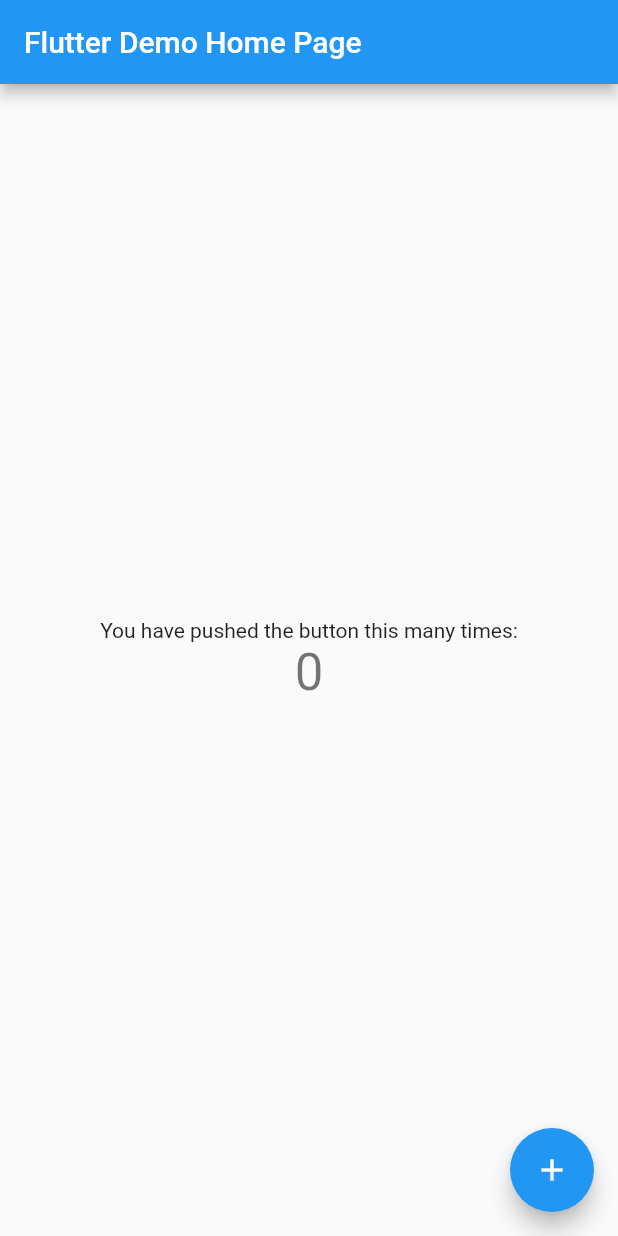
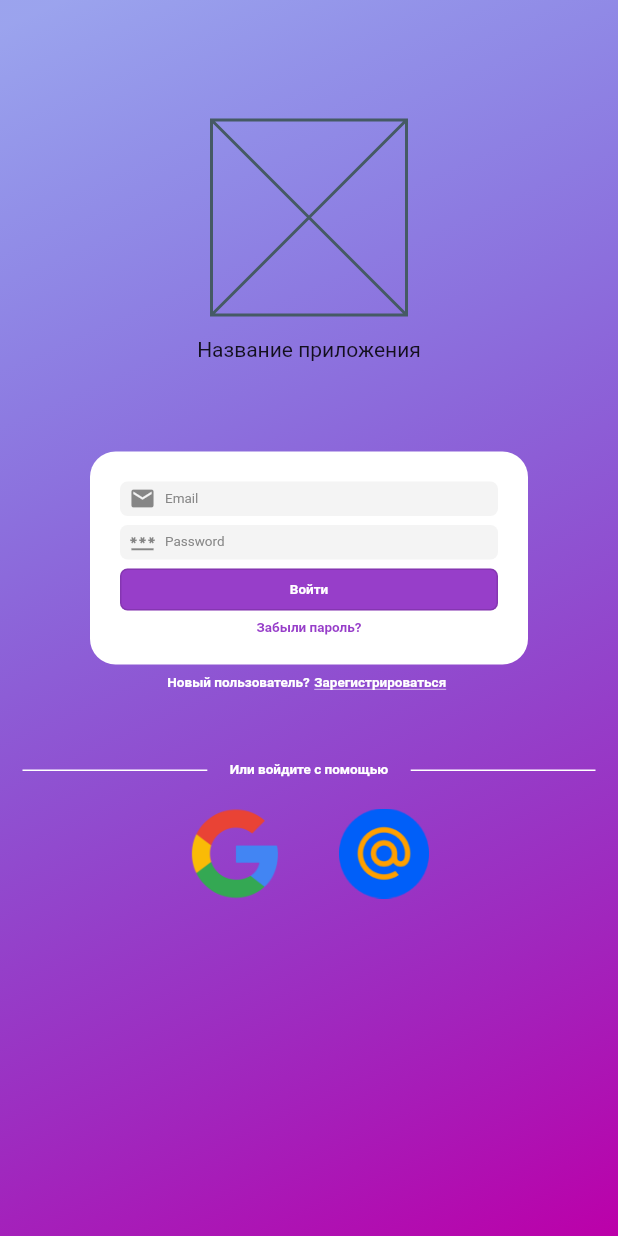
Before and after one commit to BorisBredikhin/polznak, a Flutter app: the screen it shows after launch, on a phone screen of 412 x 824 dp. Run offline on Flutter 3.47's test engine with Material 2 defaults, Android fonts, the phone set to English and light mode, and no system bars.

Commit message:
Mobile_client main and auth widget have been created

```diff
--- a/mobile_client/lib/main.dart
+++ b/mobile_client/lib/main.dart
@@ -1,113 +1,25 @@
 import 'package:flutter/material.dart';
+import 'package:mobile_client/widgets/auth/auth_widget.dart';
 
 void main() {
-  runApp(MyApp());
+  runApp(const MyApp());
 }
 
 class MyApp extends StatelessWidget {
+  const MyApp({Key? key}) : super(key: key);
+
   // This widget is the root of your application.
   @override
   Widget build(BuildContext context) {
     return MaterialApp(
       title: 'Flutter Demo',
       theme: ThemeData(
-        // This is the theme of your application.
-        //
-        // Try running your application with "flutter run". You'll see the
-        // application has a blue toolbar. Then, without quitting the app, try
-        // changing the primarySwatch below to Colors.green and then invoke
-        // "hot reload" (press "r" in the console where you ran "flutter run",
-        // or simply save your changes to "hot reload" in a Flutter IDE).
-        // Notice that the counter didn't reset back to zero; the application
-        // is not restarted.
         primarySwatch: Colors.blue,
       ),
-      home: MyHomePage(title: 'Flutter Demo Home Page'),
+      routes: {
+        '/auth': (context) => const AuthWidget(),
+      },
+      initialRoute: '/auth',
     );
   }
 }
-
-class MyHomePage extends StatefulWidget {
-  MyHomePage({Key? key, required this.title}) : super(key: key);
-
-  // This widget is the home page of your application. It is stateful, meaning
-  // that it has a State object (defined below) that contains fields that affect
-  // how it looks.
-
-  // This class is the configuration for the state. It holds the values (in this
-  // case the title) provided by the parent (in this case the App widget) and
-  // used by the build method of the State. Fields in a Widget subclass are
-  // always marked "final".
-
-  final String title;
-
-  @override
-  _MyHomePageState createState() => _MyHomePageState();
-}
-
-class _MyHomePageState extends State<MyHomePage> {
-  int _counter = 0;
-
-  void _incrementCounter() {
-    setState(() {
-      // This call to setState tells the Flutter framework that something has
-      // changed in this State, which causes it to rerun the build method below
-      // so that the display can reflect the updated values. If we changed
-      // _counter without calling setState(), then the build method would not be
-      // called again, and so nothing would appear to happen.
-      _counter++;
-    });
-  }
-
-  @override
-  Widget build(BuildContext context) {
-    // This method is rerun every time setState is called, for instance as done
-    // by the _incrementCounter method above.
-    //
-    // The Flutter framework has been optimized to make rerunning build methods
-    // fast, so that you can just rebuild anything that needs updating rather
-    // than having to individually change instances of widgets.
-    return Scaffold(
-      appBar: AppBar(
-        // Here we take the value from the MyHomePage object that was created by
-        // the App.build method, and use it to set our appbar title.
-        title: Text(widget.title),
-      ),
-      body: Center(
-        // Center is a layout widget. It takes a single child and positions it
-        // in the middle of the parent.
-        child: Column(
-          // Column is also a layout widget. It takes a list of children and
-          // arranges them vertically. By default, it sizes itself to fit its
-          // children horizontally, and tries to be as tall as its parent.
-          //
-          // Invoke "debug painting" (press "p" in the console, choose the
-          // "Toggle Debug Paint" action from the Flutter Inspector in Android
-          // Studio, or the "Toggle Debug Paint" command in Visual Studio Code)
-          // to see the wireframe for each widget.
-          //
-          // Column has various properties to control how it sizes itself and
-          // how it positions its children. Here we use mainAxisAlignment to
-          // center the children vertically; the main axis here is the vertical
-          // axis because Columns are vertical (the cross axis would be
-          // horizontal).
-          mainAxisAlignment: MainAxisAlignment.center,
-          children: <Widget>[
-            Text(
-              'You have pushed the button this many times:',
-            ),
-            Text(
-              '$_counter',
-              style: Theme.of(context).textTheme.headline4,
-            ),
-          ],
-        ),
-      ),
-      floatingActionButton: FloatingActionButton(
-        onPressed: _incrementCounter,
-        tooltip: 'Increment',
-        child: Icon(Icons.add),
-      ), // This trailing comma makes auto-formatting nicer for build methods.
-    );
-  }
-}
--- /dev/null
+++ b/mobile_client/lib/resources/app_images.dart
@@ -0,0 +1,8 @@
+part of 'resources.dart';
+
+class AppImages {
+  AppImages._();
+
+  static const String googleIcon = 'images/google_icon.png';
+  static const String mailRuLogo = 'images/mail_ru_logo.png';
+}
--- /dev/null
+++ b/mobile_client/lib/resources/resources.dart
@@ -0,0 +1 @@
+part 'app_images.dart';
--- /dev/null
+++ b/mobile_client/lib/widgets/auth/auth_form_widget.dart
@@ -0,0 +1,167 @@
+import 'package:flutter/material.dart';
+
+class FormWidget extends StatefulWidget {
+  const FormWidget({Key? key}) : super(key: key);
+
+  @override
+  _FormWidgetState createState() => _FormWidgetState();
+}
+
+class _FormWidgetState extends State<FormWidget> {
+  final _mailTextController = TextEditingController();
+  final _passwordTextController = TextEditingController();
+
+  void _auth() {
+    final mail = _mailTextController.text;
+    final password = _passwordTextController.text;
+    print(mail + password);
+    // setState(() {});
+  }
+
+  @override
+  Widget build(BuildContext context) {
+    return Padding(
+      padding: const EdgeInsets.symmetric(horizontal: 60),
+      child: DecoratedBox(
+        decoration: BoxDecoration(
+          color: Colors.white,
+          borderRadius: BorderRadius.circular(17),
+        ),
+        child: Padding(
+          padding: const EdgeInsets.all(20.0),
+          child: Column(
+            children: [
+              _InputTextField(
+                prefixIcon: const Icon(Icons.mail),
+                hintText: 'Email',
+                isObscured: false,
+                controller: _mailTextController,
+              ),
+              const SizedBox(height: 6),
+              _InputTextField(
+                prefixIcon: const Icon(Icons.password),
+                hintText: 'Password',
+                isObscured: true,
+                controller: _passwordTextController,
+              ),
+              const SizedBox(height: 6),
+              SizedBox(
+                height: 28,
+                child: OutlinedButton(
+                  onPressed: _auth,
+                  child: Row(
+                    mainAxisAlignment: MainAxisAlignment.center,
+                    children: const [
+                      Text(
+                        'Войти',
+                        style: TextStyle(
+                          color: Colors.white,
+                          fontSize: 9,
+                          fontWeight: FontWeight.w700,
+                        ),
+                      ),
+                    ],
+                  ),
+                  style: ButtonStyle(
+                    backgroundColor: MaterialStateProperty.all(
+                      const Color.fromRGBO(151, 62, 201, 1),
+                    ),
+                    shape: MaterialStateProperty.all(RoundedRectangleBorder(
+                      borderRadius: BorderRadius.circular(5),
+                    )),
+                    padding: MaterialStateProperty.all(
+                      const EdgeInsets.symmetric(vertical: 9),
+                    ),
+                  ),
+                ),
+              ),
+              const SizedBox(height: 6),
+              SizedBox(
+                height: 10,
+                child: TextButton(
+                  onPressed: () {},
+                  child: const Text(
+                    'Забыли пароль?',
+                    style: TextStyle(
+                      color: Color.fromRGBO(151, 62, 201, 1),
+                      fontSize: 9,
+                      fontWeight: FontWeight.w700,
+                    ),
+                  ),
+                  style: ButtonStyle(
+                    shape: MaterialStateProperty.all(RoundedRectangleBorder(
+                      borderRadius: BorderRadius.circular(5),
+                    )),
+                    padding: MaterialStateProperty.all(
+                      const EdgeInsets.symmetric(vertical: 0),
+                    ),
+                    splashFactory: NoSplash.splashFactory,
+                  ),
+                ),
+              ),
+            ],
+          ),
+        ),
+      ),
+    );
+  }
+}
+
+class _InputTextField extends StatelessWidget {
+  final Icon prefixIcon;
+  final String hintText;
+  final bool isObscured;
+  final TextEditingController controller;
+  const _InputTextField({
+    Key? key,
+    required this.prefixIcon,
+    required this.hintText,
+    required this.isObscured,
+    required this.controller,
+  }) : super(key: key);
+
+  @override
+  Widget build(BuildContext context) {
+    return TextField(
+      controller: controller,
+      style: const TextStyle(
+        fontSize: 9,
+        color: Colors.black,
+      ),
+      decoration: InputDecoration(
+        isDense: true,
+        contentPadding: const EdgeInsets.all(6),
+        hintText: hintText,
+        hintStyle: const TextStyle(
+          fontSize: 9,
+          color: Color.fromRGBO(136, 136, 136, 1),
+        ),
+        prefixIcon: Padding(
+          padding: const EdgeInsets.symmetric(horizontal: 6),
+          child: prefixIcon,
+        ),
+        prefixIconConstraints: const BoxConstraints(
+          minWidth: 0,
+          minHeight: 0,
+        ),
+        filled: true,
+        fillColor: const Color.fromRGBO(244, 244, 244, 1),
+        enabledBorder: OutlineInputBorder(
+          borderSide: const BorderSide(
+            style: BorderStyle.none,
+          ),
+          borderRadius: BorderRadius.circular(5),
+        ),
+      ),
+      keyboardType: TextInputType.emailAddress,
+      textInputAction: TextInputAction.next,
+      obscureText: isObscured,
+      toolbarOptions: const ToolbarOptions(
+        copy: true,
+        cut: true,
+        paste: true,
+        selectAll: true,
+      ),
+    );
+  }
+}
--- /dev/null
+++ b/mobile_client/lib/widgets/auth/auth_widget.dart
@@ -0,0 +1,170 @@
+import 'package:flutter/material.dart';
+import 'package:mobile_client/resources/resources.dart';
+import 'package:mobile_client/widgets/auth/auth_form_widget.dart';
+
+class AuthWidget extends StatelessWidget {
+  const AuthWidget({Key? key}) : super(key: key);
+
+  @override
+  Widget build(BuildContext context) {
+    return Scaffold(
+      body: DecoratedBox(
+        decoration: const BoxDecoration(
+          gradient: LinearGradient(
+            colors: <Color>[
+              Color.fromRGBO(0, 22, 217, 0.38),
+              Color.fromRGBO(188, 0, 169, 1),
+            ],
+            begin: Alignment(-0.8, -1),
+            end: Alignment(1, 1),
+          ),
+        ),
+        child: ListView(
+          children: [
+            const SizedBox(height: 80),
+            SizedBox(
+              width: double.infinity,
+              child: Column(
+                mainAxisSize: MainAxisSize.max,
+                mainAxisAlignment: MainAxisAlignment.spaceBetween,
+                crossAxisAlignment: CrossAxisAlignment.center,
+                children: [
+                  const SizedBox(
+                    height: 130,
+                    width: 130,
+                    child: Placeholder(),
+                  ),
+                  const SizedBox(height: 15),
+                  const Text('Название приложения'),
+                  const SizedBox(height: 60),
+                  const FormWidget(),
+                  const SizedBox(height: 5),
+                  const _RegistrationRow(),
+                  const SizedBox(height: 45),
+                  _LoginMethodsDividerWidget(),
+                  const SizedBox(height: 20),
+                  const _LoginMethodsWidget()
+                ],
+              ),
+            ),
+          ],
+        ),
+      ),
+    );
+  }
+}
+
+class _LoginMethodsWidget extends StatelessWidget {
+  const _LoginMethodsWidget({
+    Key? key,
+  }) : super(key: key);
+
+  @override
+  Widget build(BuildContext context) {
+    return Row(
+      mainAxisAlignment: MainAxisAlignment.center,
+      children: [
+        _LoginMethodsButtonWidget(
+          image: Image.asset(AppImages.googleIcon),
+        ),
+        const SizedBox(width: 40),
+        _LoginMethodsButtonWidget(
+          image: Image.asset(AppImages.mailRuLogo),
+        ),
+      ],
+    );
+  }
+}
+
+class _LoginMethodsButtonWidget extends StatelessWidget {
+  final Image image;
+  const _LoginMethodsButtonWidget({
+    Key? key,
+    required this.image,
+  }) : super(key: key);
+
+  @override
+  Widget build(BuildContext context) {
+    return IconButton(
+      onPressed: () {},
+      icon: image,
+      iconSize: 60,
+      padding: const EdgeInsets.all(0),
+    );
+  }
+}
+
+class _LoginMethodsDividerWidget extends StatelessWidget {
+  final _divider = Container(
+    margin: const EdgeInsets.symmetric(horizontal: 15),
+    color: Colors.white,
+    height: 1,
+  );
+
+  _LoginMethodsDividerWidget({
+    Key? key,
+  }) : super(key: key);
+
+  @override
+  Widget build(BuildContext context) {
+    return Row(
+      mainAxisAlignment: MainAxisAlignment.center,
+      children: [
+        Expanded(child: _divider),
+        const Text(
+          'Или войдите с помощью',
+          style: TextStyle(
+            color: Colors.white,
+            fontWeight: FontWeight.w700,
+            fontSize: 9,
+          ),
+        ),
+        Expanded(child: _divider),
+      ],
+    );
+  }
+}
+
+class _RegistrationRow extends StatelessWidget {
+  const _RegistrationRow({
+    Key? key,
+  }) : super(key: key);
+
+  @override
+  Widget build(BuildContext context) {
+    return SizedBox(
+      height: 15,
+      child: Row(
+        mainAxisAlignment: MainAxisAlignment.center,
+        children: [
+          const Text(
+            'Новый пользователь?',
+            style: TextStyle(
+              color: Colors.white,
+              fontSize: 9,
+              fontWeight: FontWeight.w700,
+            ),
+          ),
+          TextButton(
+            onPressed: () {},
+            child: const Text(
+              'Зарегистрироваться',
+              style: TextStyle(
+                color: Colors.white,
+                fontWeight: FontWeight.w700,
+                fontSize: 9,
+                decoration: TextDecoration.underline,
+              ),
+            ),
+            style: ButtonStyle(
+              padding: MaterialStateProperty.all(
+                const EdgeInsets.symmetric(horizontal: 3),
+              ),
+              splashFactory: NoSplash.splashFactory,
+            ),
+          )
+        ],
+      ),
+    );
+  }
+}
```
Also changed, not shown: mobile_client/analysis_options.yaml (added, +14 -0 lines), mobile_client/pubspec.yaml (+6 -2 lines), mobile_client/images/google_icon.png (added), mobile_client/images/mail_ru_logo.png (added), mobile_client/pubspec.lock, 1 other file.
